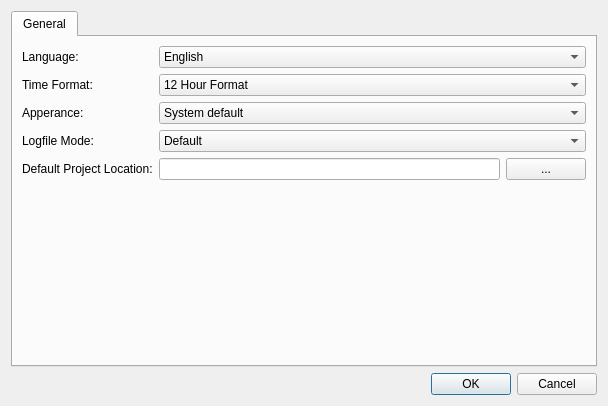
Before: the Qt Designer form Dialogs/DlgPreferences.ui in ma7t3/ScheduleMaster, drawn with Qt 5.
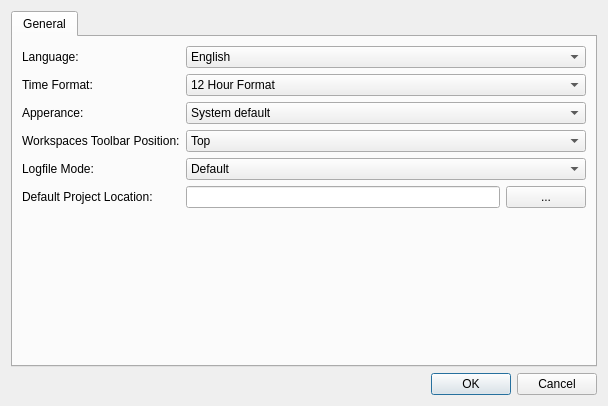
After: the same form once the commit is applied.

Commit message: reworked workspaces toolbar setup

Patch:
```diff
--- a/Dialogs/DlgPreferences.ui
+++ b/Dialogs/DlgPreferences.ui
@@ -71,14 +71,14 @@
          </item>
         </widget>
        </item>
-       <item row="3" column="0">
+       <item row="4" column="0">
         <widget class="QLabel" name="label_3">
          <property name="text">
           <string>Logfile Mode:</string>
          </property>
         </widget>
        </item>
-       <item row="3" column="1">
+       <item row="4" column="1">
         <widget class="QComboBox" name="cbLogfileMode">
          <property name="currentIndex">
           <number>1</number>
@@ -105,14 +105,14 @@
          </item>
         </widget>
        </item>
-       <item row="4" column="0">
+       <item row="5" column="0">
         <widget class="QLabel" name="label_2">
          <property name="text">
           <string>Default Project Location:</string>
          </property>
         </widget>
        </item>
-       <item row="4" column="1">
+       <item row="5" column="1">
         <layout class="QHBoxLayout" name="horizontalLayout">
          <item>
           <widget class="QLineEdit" name="leDefaultProjectLocation">
@@ -130,7 +130,7 @@
          </item>
         </layout>
        </item>
-       <item row="5" column="1">
+       <item row="6" column="1">
         <spacer name="verticalSpacer">
          <property name="orientation">
           <enum>Qt::Vertical</enum>
@@ -164,6 +164,37 @@
          </item>
         </widget>
        </item>
+       <item row="3" column="0">
+        <widget class="QLabel" name="label_6">
+         <property name="text">
+          <string>Workspaces Toolbar Position:</string>
+         </property>
+        </widget>
+       </item>
+       <item row="3" column="1">
+        <widget class="QComboBox" name="cbWorkspacesToolbarPosition">
+         <item>
+          <property name="text">
+           <string>Top</string>
+          </property>
+         </item>
+         <item>
+          <property name="text">
+           <string>Bottom</string>
+          </property>
+         </item>
+         <item>
+          <property name="text">
+           <string>Left</string>
+          </property>
+         </item>
+         <item>
+          <property name="text">
+           <string>Right</string>
+          </property>
+         </item>
+        </widget>
+       </item>
       </layout>
      </widget>
     </widget>
```
The commit also changes 6 other files.
